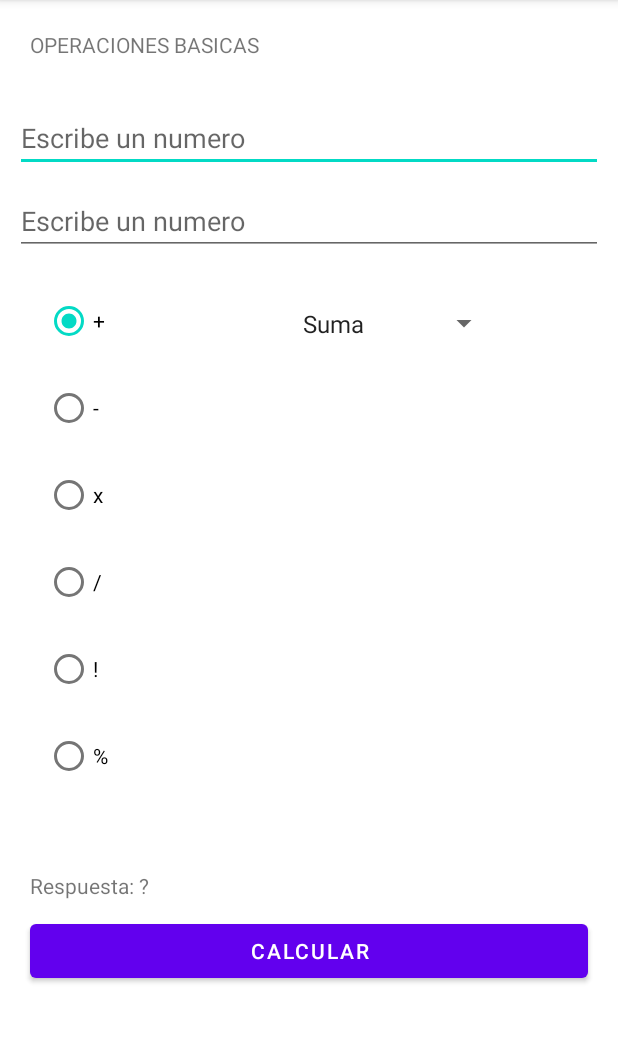
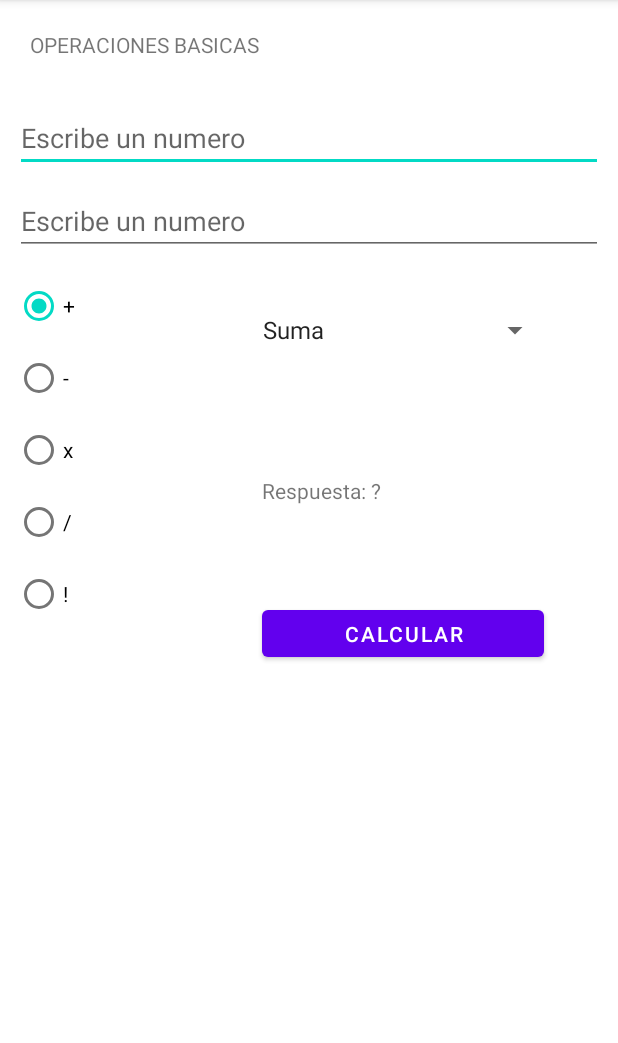
Before and after one commit to M-Adonay/Programacion_II, an Android app: the screen it shows after launch (MainActivity), on a phone screen of 412 x 824 dp, the part 84-1127 px from its top. Run offline under Robolectric (Android 15) with nearby library versions, the phone set to English and light mode, and no system bars.

Commit message:
10 opciones de la calculadora

```diff
--- a/app/src/main/java/com/UGB/calculadora/MainActivity.java
+++ b/app/src/main/java/com/UGB/calculadora/MainActivity.java
@@ -47,36 +47,51 @@ public class MainActivity extends AppCompatActivity {
                 respuesta *=i;
             }
         }
-        optOperacionesBasicas = findViewById(R.id.optporcentaje);
-        if( optOperacionesBasicas.isChecked() ) {
-            respuesta = num1 * num2/ 100;
-        }
         Spinner cboOperacionesBasicas = findViewById(R.id.cboOperacionesBasicas);
-        switch (cboOperacionesBasicas.getSelectedItemPosition()){
+        switch (cboOperacionesBasicas.getSelectedItemPosition()) {
             case 0:
-                respuesta = num1+num2;
+                respuesta = num1 + num2;
                 break;
             case 1:
-                respuesta = num1-num2;
+                respuesta = num1 - num2;
                 break;
             case 2:
-                respuesta = num1*num2;
+                respuesta = num1 * num2;
                 break;
             case 3:
-                respuesta = num1/num2;
+                respuesta = num1 / num2;
                 break;
             case 4:
-                respuesta = Math.pow(num1,num2);
+                double factor = 1;
+                while (num1 != 0) {
+                    factor = factor * num1;
+                    num1--;
+                    System.out.println(factor);
+                    respuesta = num1;
+                    break;
+                }
                 break;
             case 5:
                 respuesta = num1 * num2 / 100;
                 break;
             case 6:
+                respuesta = Math.pow(num1, num2);
+                break;
+            case 7:
+                respuesta = Math.pow(num1, 1/num2);
+                break;
+            case 8:
                 respuesta = num1 % num2;
                 break;
-
+            case 9:
+                if (num1 < num2) {
+                    respuesta = num2;
+                } else {
+                    respuesta = num1;
+                    break;
+                }
         }
         tempVal = findViewById(R.id.lblRespuesta);
-        tempVal.setText("Respuesta: "+ respuesta );
+        tempVal.setText("Respuesta: " + respuesta);
     }
 }
--- a/app/src/main/res/layout/activity_main.xml
+++ b/app/src/main/res/layout/activity_main.xml
@@ -64,57 +64,60 @@
 
     <TextView
         android:id="@+id/lblRespuesta"
-        android:layout_width="match_parent"
-        android:layout_height="wrap_content"
+        android:layout_width="217dp"
+        android:layout_height="27dp"
         android:layout_below="@id/optOperacionesBasicas"
         android:layout_marginStart="20dp"
         android:layout_marginLeft="20dp"
         android:layout_marginEnd="20dp"
         android:layout_marginRight="20dp"
-        android:layout_marginBottom="10dp"
+        android:layout_marginBottom="60dp"
         android:gravity="center_vertical"
         android:text="Respuesta: ?"
         app:layout_constraintBottom_toTopOf="@+id/btnCalcular"
         app:layout_constraintEnd_toEndOf="parent"
+        app:layout_constraintHorizontal_bias="1.0"
         app:layout_constraintStart_toStartOf="parent" />
 
     <Button
         android:id="@+id/btnCalcular"
-        android:layout_width="match_parent"
-        android:layout_height="wrap_content"
+        android:layout_width="188dp"
+        android:layout_height="43dp"
         android:layout_below="@+id/lblRespuesta"
         android:layout_marginStart="20dp"
         android:layout_marginLeft="20dp"
         android:layout_marginEnd="20dp"
         android:layout_marginRight="20dp"
-        android:layout_marginBottom="110dp"
+        android:layout_marginBottom="324dp"
         android:onClick="calcular"
         android:text="Calcular"
         app:layout_constraintBottom_toBottomOf="parent"
         app:layout_constraintEnd_toEndOf="parent"
+        app:layout_constraintHorizontal_bias="0.841"
         app:layout_constraintStart_toStartOf="parent" />
+
 
     <Spinner
         android:id="@+id/cboOperacionesBasicas"
-        android:layout_width="139dp"
-        android:layout_height="35dp"
+        android:layout_width="200dp"
+        android:layout_height="36dp"
         android:layout_below="@id/txtnum2"
-        android:layout_marginStart="96dp"
-        android:layout_marginLeft="96dp"
-        android:layout_marginTop="28dp"
+        android:layout_marginStart="84dp"
+        android:layout_marginLeft="84dp"
+        android:layout_marginTop="32dp"
         android:entries="@array/cbOpercionesBasicas"
         app:layout_constraintStart_toEndOf="@+id/optOperacionesBasicas"
         app:layout_constraintTop_toBottomOf="@+id/txtnum2" />
 
     <RadioGroup
         android:id="@+id/optOperacionesBasicas"
-        android:layout_width="wrap_content"
-        android:layout_height="wrap_content"
+        android:layout_width="73dp"
+        android:layout_height="506dp"
         android:layout_below="@id/txtnum2"
         android:layout_margin="10dp"
-        android:layout_marginStart="20dp"
-        android:layout_marginLeft="20dp"
-        android:layout_marginTop="24dp"
+        android:layout_marginStart="16dp"
+        android:layout_marginLeft="16dp"
+        android:layout_marginTop="8dp"
         app:layout_constraintStart_toStartOf="parent"
         app:layout_constraintTop_toBottomOf="@+id/txtnum2">
 
@@ -122,92 +125,43 @@
             android:id="@+id/optSuma"
             android:layout_width="wrap_content"
             android:layout_height="wrap_content"
-            android:layout_marginStart="20dp"
-            android:layout_marginLeft="20dp"
-            android:layout_marginTop="10dp"
-            android:layout_marginEnd="20dp"
-            android:layout_marginRight="20dp"
             android:checked="true"
-            android:clickable="true"
             android:text="+"
-            app:layout_constraintBottom_toBottomOf="parent"
-            app:layout_constraintEnd_toEndOf="parent"
-            app:layout_constraintHorizontal_bias="0.044"
-            app:layout_constraintStart_toStartOf="parent"
-            app:layout_constraintTop_toTopOf="parent"
-            app:layout_constraintVertical_bias="0.291" />
+            tools:layout_editor_absoluteX="21dp"
+            tools:layout_editor_absoluteY="274dp" />
 
         <RadioButton
             android:id="@+id/optResta"
             android:layout_width="wrap_content"
             android:layout_height="wrap_content"
-            android:layout_marginStart="20dp"
-            android:layout_marginLeft="20dp"
-            android:layout_marginTop="10dp"
-            android:layout_marginEnd="20dp"
-            android:layout_marginRight="20dp"
             android:text="-"
-            app:layout_constraintEnd_toEndOf="parent"
-            app:layout_constraintHorizontal_bias="0.417"
-            app:layout_constraintStart_toStartOf="parent"
-            app:layout_constraintTop_toBottomOf="@+id/optSuma" />
+            tools:layout_editor_absoluteX="21dp"
+            tools:layout_editor_absoluteY="333dp" />
 
         <RadioButton
             android:id="@+id/optMultiplicacion"
             android:layout_width="wrap_content"
             android:layout_height="wrap_content"
-            android:layout_marginStart="20dp"
-            android:layout_marginLeft="20dp"
-            android:layout_marginTop="10dp"
-            android:layout_marginEnd="20dp"
-            android:layout_marginRight="20dp"
             android:text="x"
-            app:layout_constraintEnd_toEndOf="parent"
-            app:layout_constraintHorizontal_bias="0.043"
-            app:layout_constraintStart_toStartOf="parent"
-            app:layout_constraintTop_toBottomOf="@+id/optResta" />
+            tools:layout_editor_absoluteX="40dp"
+            tools:layout_editor_absoluteY="399dp" />
 
         <RadioButton
             android:id="@+id/optDivision"
             android:layout_width="wrap_content"
             android:layout_height="wrap_content"
-            android:layout_marginStart="20dp"
-            android:layout_marginLeft="20dp"
-            android:layout_marginTop="10dp"
-            android:layout_marginEnd="20dp"
-            android:layout_marginRight="20dp"
             android:text="/"
-            app:layout_constraintEnd_toEndOf="parent"
-            app:layout_constraintHorizontal_bias="0.0"
-            app:layout_constraintStart_toEndOf="@+id/optFactorial"
-            app:layout_constraintTop_toBottomOf="@+id/optMultiplicacion" />
+            tools:layout_editor_absoluteX="11dp"
+            tools:layout_editor_absoluteY="535dp" />
 
         <RadioButton
             android:id="@+id/optFactorial"
             android:layout_width="wrap_content"
             android:layout_height="wrap_content"
-            android:layout_marginStart="20dp"
-            android:layout_marginLeft="20dp"
-            android:layout_marginTop="10dp"
-            android:layout_marginEnd="20dp"
-            android:layout_marginRight="20dp"
             android:text="!"
-            app:layout_constraintEnd_toEndOf="parent"
-            app:layout_constraintStart_toStartOf="parent"
-            app:layout_constraintTop_toBottomOf="@+id/optMultiplicacion" />
-        <RadioButton
-            android:id="@+id/optporcentaje"
-            android:layout_width="wrap_content"
-            android:layout_height="wrap_content"
-            android:layout_marginStart="20dp"
-            android:layout_marginLeft="20dp"
-            android:layout_marginTop="10dp"
-            android:layout_marginEnd="20dp"
-            android:layout_marginRight="20dp"
-            android:text="%"
-            app:layout_constraintEnd_toEndOf="parent"
-            app:layout_constraintStart_toStartOf="parent"
-            app:layout_constraintTop_toBottomOf="@+id/optMultiplicacion" />
+            tools:layout_editor_absoluteX="23dp"
+            tools:layout_editor_absoluteY="583dp" />
 
     </RadioGroup>
+
 </androidx.constraintlayout.widget.ConstraintLayout>
--- a/app/src/main/res/values/strings.xml
+++ b/app/src/main/res/values/strings.xml
@@ -8,8 +8,7 @@
     <item>Factorizacion</item>
     <item>Porcentaje</item>
     <item>Exponenciacion</item>
-    <item>Raiz cuadrada</item>
-    <item>Raiz Cubica</item>
+    <item>Raiz </item>
     <item>Modulo(Resto)</item>
     <item>Mayor de 2 numeros</item>
     </string-array>
```
